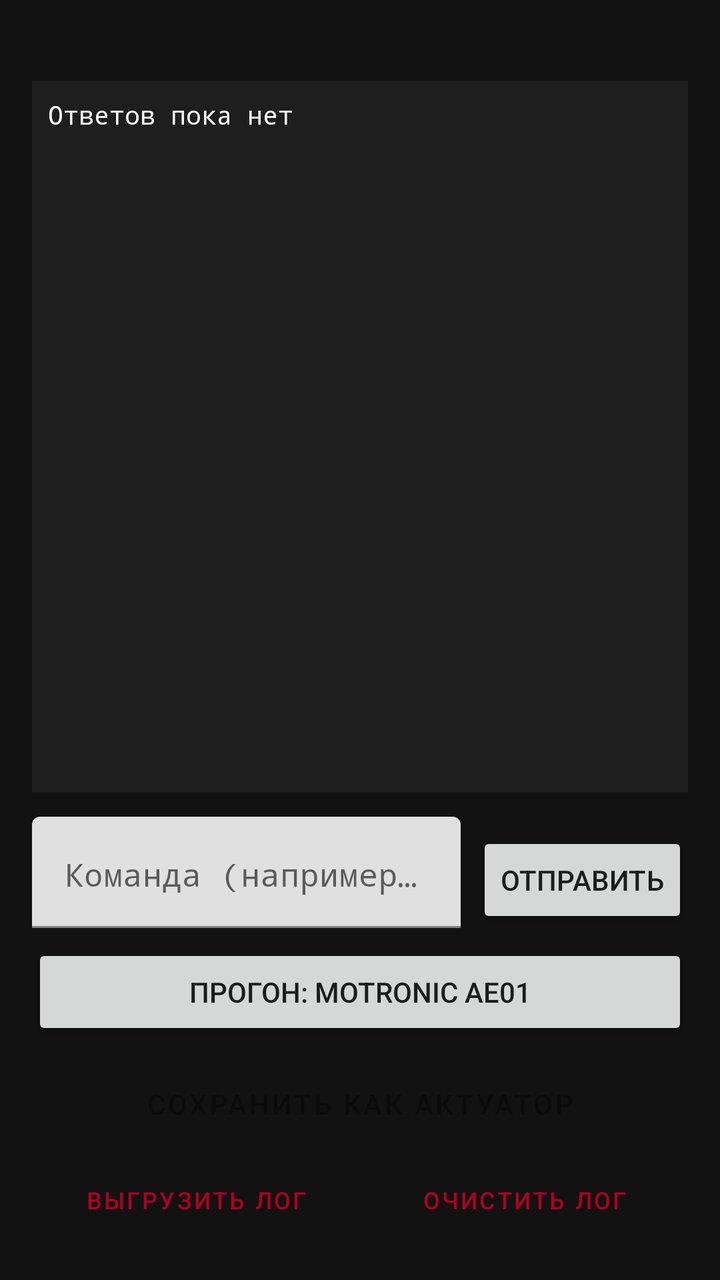
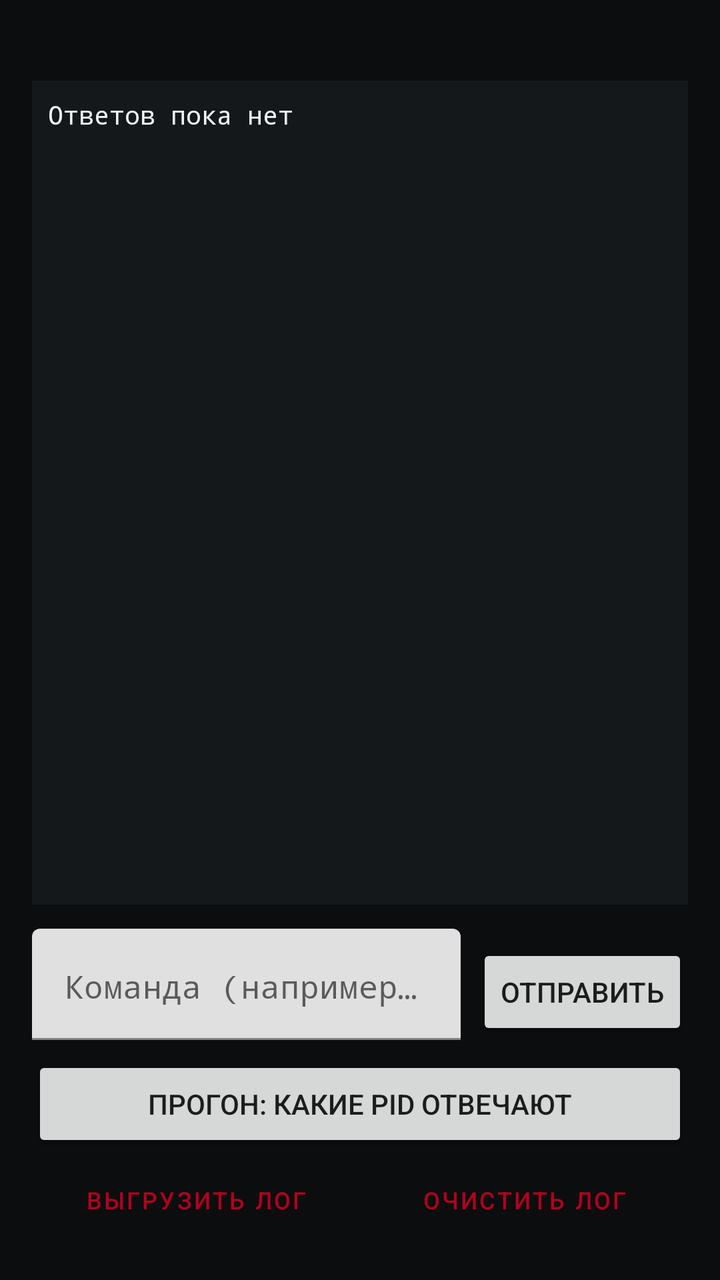

Screens rendered from an Android XML layout before and after an edit, with the pre-edit source and the edit as a unified diff.
<!-- AndroidManifest.xml: application theme Theme.Volvo960 -->
<!-- res/layout/activity_console.xml -->
<?xml version="1.0" encoding="utf-8"?>
<LinearLayout xmlns:android="http://schemas.android.com/apk/res/android"
    android:layout_width="match_parent"
    android:layout_height="match_parent"
    android:background="@color/surface_dark"
    android:orientation="vertical"
    android:padding="16dp">

    <TextView
        android:id="@+id/textConsoleStatus"
        android:layout_width="match_parent"
        android:layout_height="wrap_content"
        android:layout_marginBottom="8dp"
        android:textColor="@color/text_secondary"
        android:textSize="12sp" />

    <androidx.core.widget.NestedScrollView
        android:layout_width="match_parent"
        android:layout_height="0dp"
        android:layout_weight="1"
        android:background="@color/surface_card"
        android:padding="8dp">

        <TextView
            android:id="@+id/textConsoleOutput"
            android:layout_width="match_parent"
            android:layout_height="wrap_content"
            android:fontFamily="monospace"
            android:text="@string/console_no_response_yet"
            android:textColor="@color/text_primary"
            android:textIsSelectable="true"
            android:textSize="13sp" />
    </androidx.core.widget.NestedScrollView>

    <LinearLayout
        android:layout_width="match_parent"
        android:layout_height="wrap_content"
        android:layout_marginTop="12dp"
        android:orientation="horizontal">

        <com.google.android.material.textfield.TextInputLayout
            android:layout_width="0dp"
            android:layout_height="wrap_content"
            android:layout_weight="1"
            android:hint="@string/console_hint_command">

            <com.google.android.material.textfield.TextInputEditText
                android:id="@+id/inputRawCommand"
                android:layout_width="match_parent"
                android:layout_height="wrap_content"
                android:fontFamily="monospace"
                android:gravity="top"
                android:inputType="textMultiLine|textNoSuggestions"
                android:maxLines="6" />
        </com.google.android.material.textfield.TextInputLayout>

        <Button
            android:id="@+id/buttonSendRaw"
            android:layout_width="wrap_content"
            android:layout_height="wrap_content"
            android:layout_gravity="bottom"
            android:layout_marginStart="8dp"
            android:text="@string/action_send" />
    </LinearLayout>

    <Button
        android:id="@+id/buttonRunMotronicProbe"
        android:layout_width="match_parent"
        android:layout_height="wrap_content"
        android:layout_marginTop="8dp"
        android:text="@string/action_probe_motronic" />

    <Button
        android:id="@+id/buttonSaveAsActuator"
        style="@style/Widget.MaterialComponents.Button.OutlinedButton"
        android:layout_width="match_parent"
        android:layout_height="wrap_content"
        android:layout_marginTop="8dp"
        android:enabled="false"
        android:text="@string/action_save_as_actuator" />

    <LinearLayout
        android:layout_width="match_parent"
        android:layout_height="wrap_content"
        android:orientation="horizontal">

        <Button
            android:id="@+id/buttonShareLog"
            style="@style/Widget.MaterialComponents.Button.TextButton"
            android:layout_width="0dp"
            android:layout_height="wrap_content"
            android:layout_weight="1"
            android:text="@string/action_share_log"
            android:textSize="12sp" />

        <Button
            android:id="@+id/buttonClearLog"
            style="@style/Widget.MaterialComponents.Button.TextButton"
            android:layout_width="0dp"
            android:layout_height="wrap_content"
            android:layout_weight="1"
            android:text="@string/action_clear_log"
            android:textSize="12sp" />
    </LinearLayout>

</LinearLayout>
<!-- resources referenced by this layout -->
<resources>
  <color name="surface_card">#1E1E1E</color>
  <color name="surface_dark">#121212</color>
  <color name="text_primary">#F5F5F5</color>
  <color name="text_secondary">#AAAAAA</color>
  <string name="action_clear_log">Очистить лог</string>
  <string name="action_probe_motronic">Прогон: Motronic AE01</string>
  <string name="action_save_as_actuator">Сохранить как актуатор</string>
  <string name="action_send">Отправить</string>
  <string name="action_share_log">Выгрузить лог</string>
  <string name="console_hint_command">Команда (например ATZ)</string>
  <string name="console_no_response_yet">Ответов пока нет</string>
  <style name="Theme.Volvo960" parent="Theme.MaterialComponents.DayNight.NoActionBar">
          <item name="colorPrimary">@color/volvo_red</item>
          <item name="colorPrimaryDark">@color/volvo_red_dark</item>
          <item name="colorAccent">@color/volvo_red</item>
          <item name="android:statusBarColor" tools:targetApi="21">@color/volvo_red_dark</item>
      </style>
  <color name="volvo_red">#B00020</color>
  <color name="volvo_red_dark">#7F0016</color>
</resources>

<!-- the commit's change to res/layout/activity_console.xml (unified diff, before → after) -->
@@ -64,20 +64,11 @@
     </LinearLayout>
 
     <Button
-        android:id="@+id/buttonRunMotronicProbe"
+        android:id="@+id/buttonRunProbe"
         android:layout_width="match_parent"
         android:layout_height="wrap_content"
         android:layout_marginTop="8dp"
-        android:text="@string/action_probe_motronic" />
-
-    <Button
-        android:id="@+id/buttonSaveAsActuator"
-        style="@style/Widget.MaterialComponents.Button.OutlinedButton"
-        android:layout_width="match_parent"
-        android:layout_height="wrap_content"
-        android:layout_marginTop="8dp"
-        android:enabled="false"
-        android:text="@string/action_save_as_actuator" />
+        android:text="@string/action_probe_pids" />
 
     <LinearLayout
         android:layout_width="match_parent"
<!-- resource entries referenced after the edit -->
@@ -1,12 +1,11 @@
 <!-- resources referenced by this layout -->
 <resources>
-  <color name="surface_card">#1E1E1E</color>
-  <color name="surface_dark">#121212</color>
-  <color name="text_primary">#F5F5F5</color>
-  <color name="text_secondary">#AAAAAA</color>
+  <color name="surface_card">#15181B</color>
+  <color name="surface_dark">#0B0D0E</color>
+  <color name="text_primary">#EEF4F7</color>
+  <color name="text_secondary">#7E888F</color>
   <string name="action_clear_log">Очистить лог</string>
-  <string name="action_probe_motronic">Прогон: Motronic AE01</string>
-  <string name="action_save_as_actuator">Сохранить как актуатор</string>
+  <string name="action_probe_pids">Прогон: какие PID отвечают</string>
   <string name="action_send">Отправить</string>
   <string name="action_share_log">Выгрузить лог</string>
   <string name="console_hint_command">Команда (например ATZ)</string>
